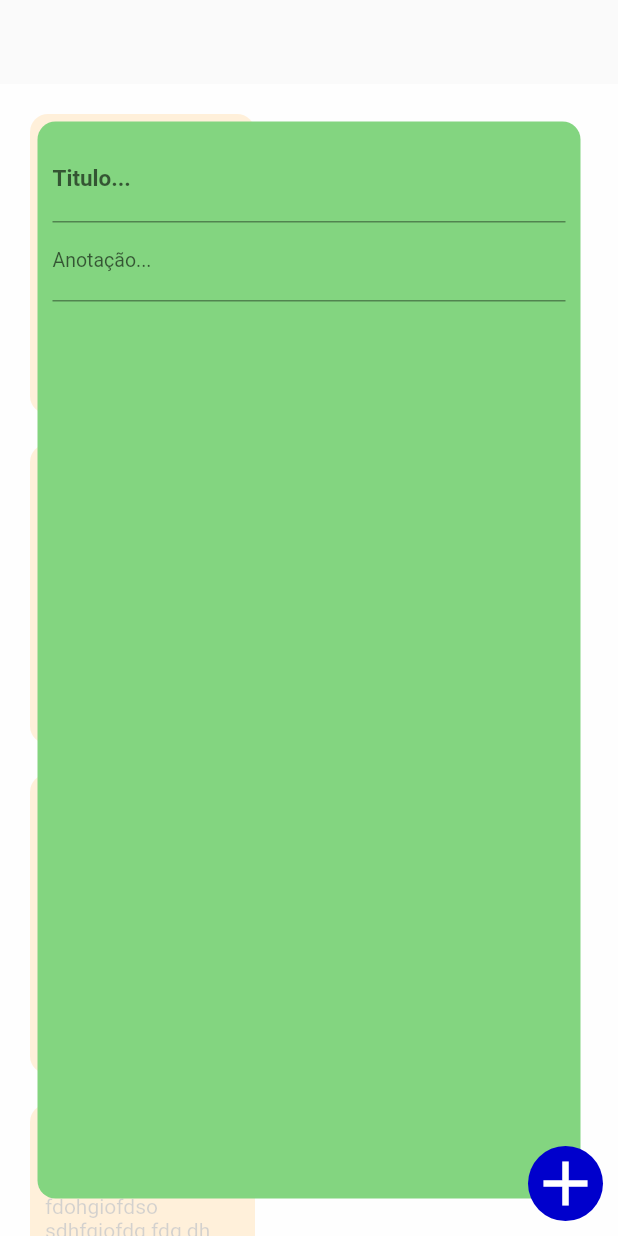
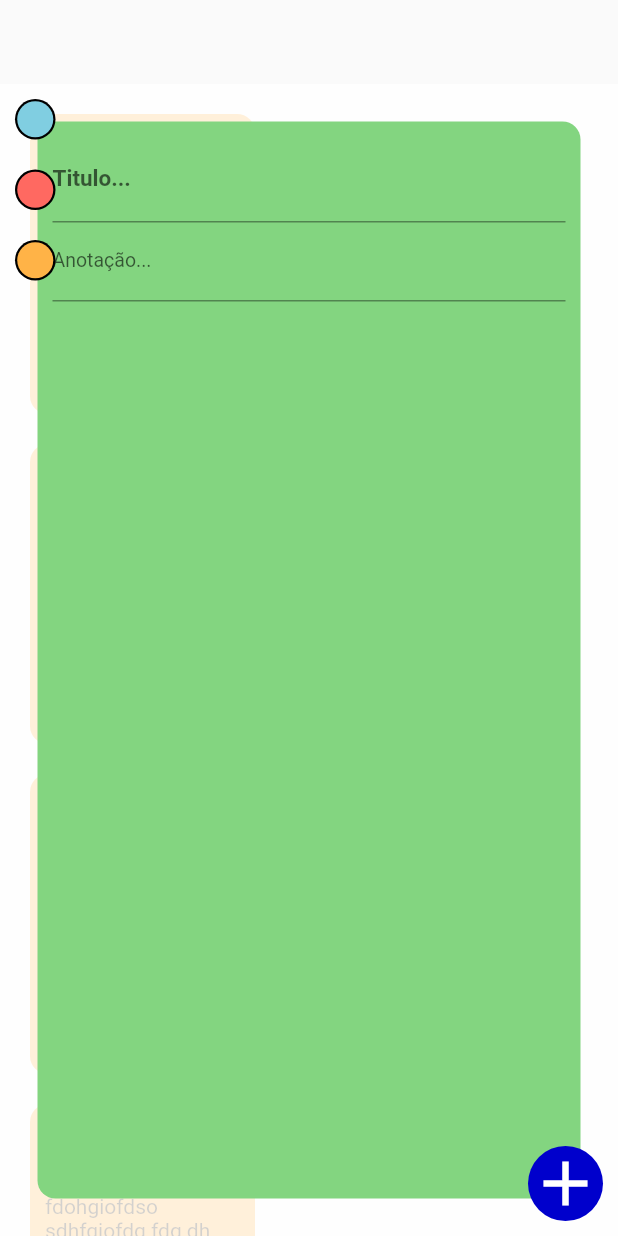
Before and after one commit to Leonardo1952/all_notes, a Flutter app: the screen it shows after launch, on a phone screen of 412 x 824 dp. Run offline on Flutter 3.47's test engine with Material 2 defaults, Android fonts, the phone set to English and light mode, and no system bars.

Commit message:
initial color button

```diff
--- a/lib/app/components/add_button_component.dart
+++ b/lib/app/components/botton_button_component.dart
@@ -2,14 +2,14 @@ import 'package:all_notes/app/core/app_colors.dart';
 import 'package:all_notes/app/core/app_sizes.dart';
 import 'package:flutter/material.dart';
 
-class AddButtonComponent extends StatefulWidget {
-  const AddButtonComponent({super.key});
+class BottonButtonsComponent extends StatefulWidget {
+  const BottonButtonsComponent({super.key});
 
   @override
-  State<AddButtonComponent> createState() => _AddButtonComponentState();
+  State<BottonButtonsComponent> createState() => _BottonButtonsComponentState();
 }
 
-class _AddButtonComponentState extends State<AddButtonComponent>
+class _BottonButtonsComponentState extends State<BottonButtonsComponent>
     with TickerProviderStateMixin {
   late AnimationController _controller;
 
--- /dev/null
+++ b/lib/app/components/botton_color.dart
@@ -0,0 +1,30 @@
+import 'package:all_notes/app/core/app_padding.dart';
+import 'package:flutter/material.dart';
+
+class BottonColor extends StatelessWidget {
+  final Color backgroundColor;
+
+  const BottonColor({super.key, required this.backgroundColor});
+
+  @override
+  Widget build(BuildContext context) {
+    return Padding(
+      padding: AppPadding.a10,
+      child: Container(
+        width: 27,
+        height: 27,
+        decoration: BoxDecoration(
+            color: Colors.black, borderRadius: BorderRadius.circular(15)),
+        child: Center(
+          child: Container(
+            width: 24,
+            height: 24,
+            decoration: BoxDecoration(
+                color: backgroundColor,
+                borderRadius: BorderRadius.circular(12)),
+          ),
+        ),
+      ),
+    );
+  }
+}
--- a/lib/app/modules/home/home_page.dart
+++ b/lib/app/modules/home/home_page.dart
@@ -1,4 +1,5 @@
-import 'package:all_notes/app/components/add_button_component.dart';
+import 'package:all_notes/app/components/botton_button_component.dart';
+import 'package:all_notes/app/components/botton_color.dart';
 import 'package:all_notes/app/components/card_components.dart';
 import 'package:all_notes/app/core/app_colors.dart';
 import 'package:all_notes/app/core/app_padding.dart';
@@ -13,6 +14,8 @@ class HomePage extends StatefulWidget {
 }
 
 class _HomePageState extends State<HomePage> {
+  bool isCreate = false;
+  Color backgroundCard = AppColors.greenPastel;
   @override
   Widget build(BuildContext context) {
     return Scaffold(
@@ -59,12 +62,22 @@ class _HomePageState extends State<HomePage> {
               ),
             ),
           ),
-          Visibility(child: const NewNote()),
+          Visibility(
+              child: NewNote(
+            backgroundColor: backgroundCard,
+          )),
+          Column(
+            children: const [
+              BottonColor(backgroundColor: AppColors.bluePastel),
+              BottonColor(backgroundColor: AppColors.redPastel),
+              BottonColor(backgroundColor: AppColors.orangePastel),
+            ],
+          ),
           const Align(
             alignment: AlignmentDirectional.bottomEnd,
             child: Padding(
               padding: AppPadding.a10,
-              child: AddButtonComponent(),
+              child: BottonButtonsComponent(),
             ),
           ),
         ],
--- a/lib/app/widget/new_note.dart
+++ b/lib/app/widget/new_note.dart
@@ -3,7 +3,8 @@ import 'package:all_notes/app/core/app_padding.dart';
 import 'package:flutter/material.dart';
 
 class NewNote extends StatelessWidget {
-  const NewNote({super.key});
+  final Color backgroundColor;
+  const NewNote({super.key, required this.backgroundColor});
 
   @override
   Widget build(BuildContext context) {
@@ -13,8 +14,7 @@ class NewNote extends StatelessWidget {
         padding: const EdgeInsets.all(25.0),
         child: Container(
           decoration: BoxDecoration(
-              color: AppColors.greenPastel,
-              borderRadius: BorderRadius.circular(12)),
+              color: backgroundColor, borderRadius: BorderRadius.circular(12)),
           child: Padding(
             padding: AppPadding.a10,
             child: Column(
```
